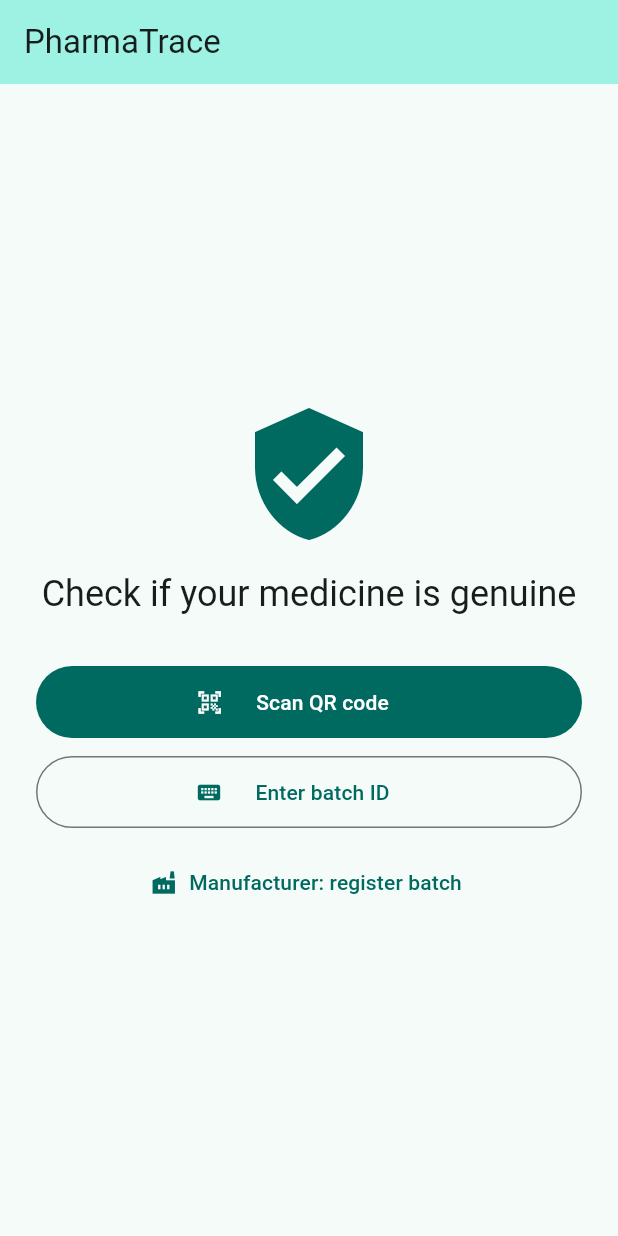
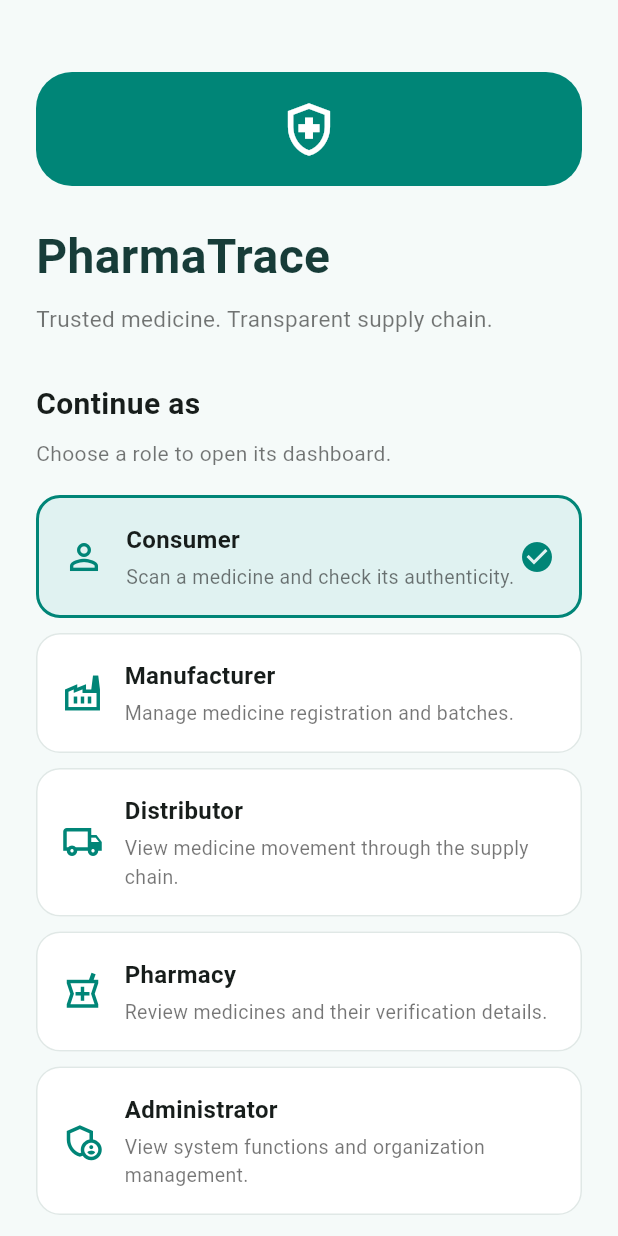
Before and after one commit to Rishikesh-Ram/pharmatrace, a Flutter app: the screen it shows after launch, on a phone screen of 412 x 824 dp. Run offline on Flutter 3.47's test engine with Material 3 defaults, Android fonts, the phone set to English and light mode, and no system bars; our stand-ins replace image_picker, qr_flutter; missing offline and left inert: mobile_scanner; project files that could hold a hidden picture were left out.

Commit message:
dashboards created

```diff
--- a/app/lib/main.dart
+++ b/app/lib/main.dart
@@ -1,18 +1,48 @@
+
 import 'package:flutter/material.dart';
-import 'screens/home_screen.dart';
 
-void main() => runApp(const PharmaTraceApp());
+import 'screens/role_login_screen.dart';
+
+void main() {
+  runApp(const PharmaTraceApp());
+}
 
 class PharmaTraceApp extends StatelessWidget {
   const PharmaTraceApp({super.key});
 
   @override
   Widget build(BuildContext context) {
+    const teal = Color(0xFF008577);
+
     return MaterialApp(
       title: 'PharmaTrace',
       debugShowCheckedModeBanner: false,
-      theme: ThemeData(colorSchemeSeed: Colors.teal, useMaterial3: true),
-      home: const HomeScreen(),
+      theme: ThemeData(
+        useMaterial3: true,
+        colorScheme: ColorScheme.fromSeed(
+          seedColor: teal,
+          primary: teal,
+          surface: Colors.white,
+        ),
+        scaffoldBackgroundColor: const Color(0xFFF5FAF9),
+        appBarTheme: const AppBarTheme(
+          backgroundColor: Colors.white,
+          foregroundColor: Color(0xFF173C38),
+          elevation: 0,
+          centerTitle: false,
+        ),
+        filledButtonTheme: FilledButtonThemeData(
+          style: FilledButton.styleFrom(
+            backgroundColor: teal,
+            foregroundColor: Colors.white,
+            minimumSize: const Size(0, 50),
+            shape: RoundedRectangleBorder(
+              borderRadius: BorderRadius.circular(14),
+            ),
+          ),
+        ),
+      ),
+      home: const RoleLoginScreen(),
     );
   }
 }
--- /dev/null
+++ b/app/lib/models/user_role.dart
@@ -0,0 +1,40 @@
+
+enum UserRole {
+  consumer,
+  manufacturer,
+  distributor,
+  pharmacy,
+  admin,
+}
+
+extension UserRoleDetails on UserRole {
+  String get title {
+    switch (this) {
+      case UserRole.consumer:
+        return 'Consumer';
+      case UserRole.manufacturer:
+        return 'Manufacturer';
+      case UserRole.distributor:
+        return 'Distributor';
+      case UserRole.pharmacy:
+        return 'Pharmacy';
+      case UserRole.admin:
+        return 'Administrator';
+    }
+  }
+
+  String get description {
+    switch (this) {
+      case UserRole.consumer:
+        return 'Scan a medicine and check its authenticity.';
+      case UserRole.manufacturer:
+        return 'Manage medicine registration and batches.';
+      case UserRole.distributor:
+        return 'View medicine movement through the supply chain.';
+      case UserRole.pharmacy:
+        return 'Review medicines and their verification details.';
+      case UserRole.admin:
+        return 'View system functions and organization management.';
+    }
+  }
+}
--- /dev/null
+++ b/app/lib/screens/role_login_screen.dart
@@ -0,0 +1,198 @@
+
+import 'package:flutter/material.dart';
+
+import '../models/user_role.dart';
+import 'role_dashboard_screen.dart';
+
+class RoleLoginScreen extends StatefulWidget {
+  const RoleLoginScreen({super.key});
+
+  @override
+  State<RoleLoginScreen> createState() => _RoleLoginScreenState();
+}
+
+class _RoleLoginScreenState extends State<RoleLoginScreen> {
+  UserRole _selectedRole = UserRole.consumer;
+
+  static const Color teal = Color(0xFF008577);
+
+  IconData _roleIcon(UserRole role) {
+    switch (role) {
+      case UserRole.consumer:
+        return Icons.person_outline;
+      case UserRole.manufacturer:
+        return Icons.factory_outlined;
+      case UserRole.distributor:
+        return Icons.local_shipping_outlined;
+      case UserRole.pharmacy:
+        return Icons.local_pharmacy_outlined;
+      case UserRole.admin:
+        return Icons.admin_panel_settings_outlined;
+    }
+  }
+
+  void _continue() {
+    Navigator.of(context).push(
+      MaterialPageRoute(
+        builder: (_) => RoleDashboardScreen(role: _selectedRole),
+      ),
+    );
+  }
+
+  @override
+  Widget build(BuildContext context) {
+    return Scaffold(
+      backgroundColor: const Color(0xFFF5FAF9),
+      body: SafeArea(
+        child: Center(
+          child: ConstrainedBox(
+            constraints: const BoxConstraints(maxWidth: 560),
+            child: ListView(
+              padding: const EdgeInsets.all(24),
+              shrinkWrap: true,
+              children: [
+                const SizedBox(height: 24),
+                Container(
+                  width: 76,
+                  height: 76,
+                  decoration: BoxDecoration(
+                    color: teal,
+                    borderRadius: BorderRadius.circular(24),
+                  ),
+                  child: const Icon(
+                    Icons.health_and_safety_outlined,
+                    color: Colors.white,
+                    size: 42,
+                  ),
+                ),
+                const SizedBox(height: 24),
+                const Text(
+                  'PharmaTrace',
+                  style: TextStyle(
+                    fontSize: 32,
+                    fontWeight: FontWeight.bold,
+                    color: Color(0xFF173C38),
+                  ),
+                ),
+                const SizedBox(height: 8),
+                const Text(
+                  'Trusted medicine. Transparent supply chain.',
+                  style: TextStyle(
+                    fontSize: 15,
+                    color: Colors.black54,
+                  ),
+                ),
+                const SizedBox(height: 32),
+                const Text(
+                  'Continue as',
+                  style: TextStyle(
+                    fontSize: 20,
+                    fontWeight: FontWeight.bold,
+                  ),
+                ),
+                const SizedBox(height: 8),
+                const Text(
+                  'Choose a role to open its dashboard.',
+                  style: TextStyle(color: Colors.black54),
+                ),
+                const SizedBox(height: 18),
+                ...UserRole.values.map((role) {
+                  final selected = role == _selectedRole;
+
+                  return Padding(
+                    padding: const EdgeInsets.only(bottom: 10),
+                    child: Material(
+                      color: selected
+                          ? const Color(0xFFE0F2F1)
+                          : Colors.white,
+                      borderRadius: BorderRadius.circular(16),
+                      child: InkWell(
+                        borderRadius: BorderRadius.circular(16),
+                        onTap: () {
+                          setState(() => _selectedRole = role);
+                        },
+                        child: Container(
+                          padding: const EdgeInsets.all(16),
+                          decoration: BoxDecoration(
+                            borderRadius: BorderRadius.circular(16),
+                            border: Border.all(
+                              color: selected
+                                  ? teal
+                                  : const Color(0xFFE0E8E6),
+                              width: selected ? 2 : 1,
+                            ),
+                          ),
+                          child: Row(
+                            children: [
+                              Icon(_roleIcon(role), color: teal, size: 28),
+                              const SizedBox(width: 14),
+                              Expanded(
+                                child: Column(
+                                  crossAxisAlignment:
+                                      CrossAxisAlignment.start,
+                                  children: [
+                                    Text(
+                                      role.title,
+                                      style: const TextStyle(
+                                        fontWeight: FontWeight.bold,
+                                        fontSize: 16,
+                                      ),
+                                    ),
+                                    const SizedBox(height: 4),
+                                    Text(
+                                      role.description,
+                                      style: const TextStyle(
+                                        color: Colors.black54,
+                                        fontSize: 13,
+                                      ),
+                                    ),
+                                  ],
+                                ),
+                              ),
+                              if (selected)
+                                const Icon(
+                                  Icons.check_circle,
+                                  color: teal,
+                                ),
+                            ],
+                          ),
+                        ),
+                      ),
+                    ),
+                  );
+                }),
+                const SizedBox(height: 10),
+                SizedBox(
+                  height: 54,
+                  child: FilledButton(
+                    onPressed: _continue,
+                    style: FilledButton.styleFrom(
+                      backgroundColor: teal,
+                      foregroundColor: Colors.white,
+                      shape: RoundedRectangleBorder(
+                        borderRadius: BorderRadius.circular(16),
+                      ),
+                    ),
+                    child: Text(
+                      'Continue as ${_selectedRole.title}',
+                      style: const TextStyle(
+                        fontSize: 16,
+                        fontWeight: FontWeight.bold,
+                      ),
+                    ),
+                  ),
+                ),
+                const SizedBox(height: 16),
+                const Text(
+                  'Demo mode • Role selection does not authenticate an account',
+                  textAlign: TextAlign.center,
+                  style: TextStyle(fontSize: 11, color: Colors.black45),
+                ),
+              ],
+            ),
+          ),
+        ),
+      ),
+    );
+  }
+}
```
Also changed, not shown: app/lib/screens/home_screen.dart (+42 -17 lines), app/lib/screens/role_dashboard_screen.dart (added, +266 -0 lines), app/lib/screens/verify_screen.dart (+11 -3 lines), 9 other files.
